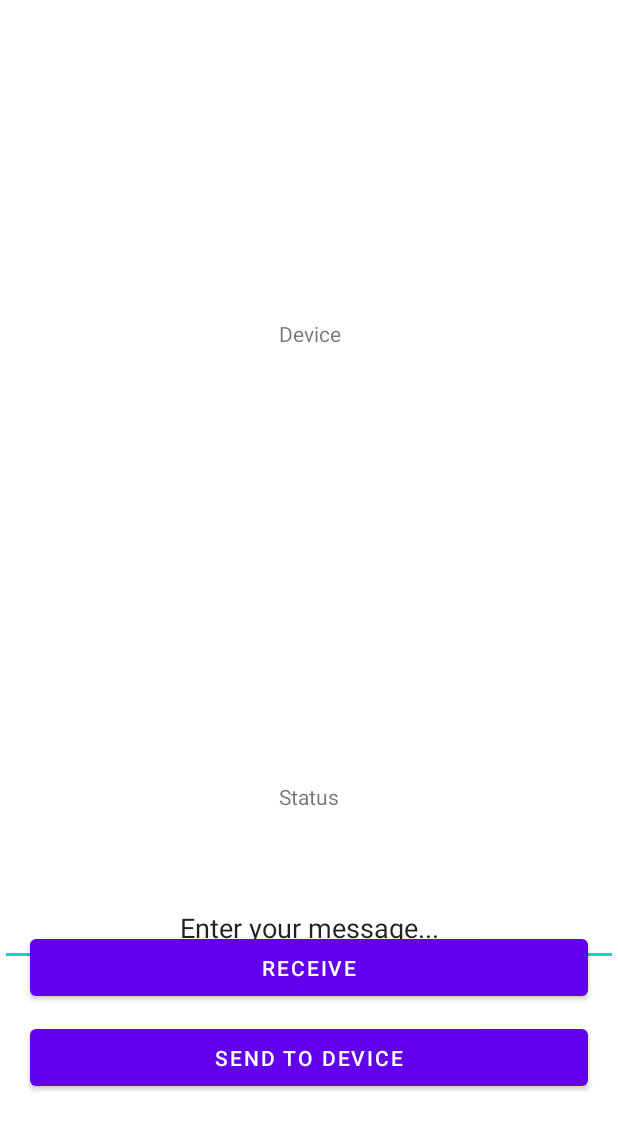
After one commit to alanta335/v2v_Arduino_Kotlin_Communication, an Android app: the layout btcom_layout.xml on its own in the app's theme, with its tools: preview values and no code run, on a phone screen of 412 x 824 dp. The commit adds this screen. Shown: the top 1130 px of the screen. Run offline under Robolectric (Android 15) with nearby library versions, the phone set to English and light mode, and no system bars.

Commit message:
Initial bluetooth connection

```diff
--- a/app/build.gradle
+++ b/app/build.gradle
@@ -7,8 +7,10 @@ plugins {
 }
 
 android {
+
     namespace 'com.example.gmap'
     compileSdk 32
+
 
     defaultConfig {
         applicationId "com.example.gmap"
@@ -34,12 +36,12 @@ android {
         jvmTarget = '1.8'
     }
     buildFeatures {
-        viewBinding true
+        viewBinding=true
     }
 }
 
 dependencies {
-
+    //implementation "org.jetbrains.anko:anko-common:0.8.3"
     implementation 'androidx.core:core-ktx:1.7.0'
     implementation 'androidx.appcompat:appcompat:1.5.1'
     implementation 'com.google.android.material:material:1.7.0'
--- a/app/src/main/java/com/example/gmap/MainActivity.kt
+++ b/app/src/main/java/com/example/gmap/MainActivity.kt
@@ -47,6 +47,10 @@ class MainActivity : AppCompatActivity() {
         val mGoogleSignInClient = GoogleSignIn.getClient(this, gso);
         val account = GoogleSignIn.getLastSignedInAccount(this)
         val signinButton = findViewById<Button>(R.id.google_sign_in)
+        val btButton = findViewById<Button>(R.id.main_bluetooth_dev).setOnClickListener(){
+            val intent = Intent(this,btActivity::class.java)
+            startActivity(intent)
+        }
         signin(signinButton,mGoogleSignInClient)
         val gObserver = Observer<GoogleSignInAccount> { account ->
             // Update the UI, in this case, a TextView.
@@ -64,6 +68,7 @@ class MainActivity : AppCompatActivity() {
 
 
     }
+
     fun signin(signinButton : Button,client:GoogleSignInClient){
         signinButton.text = "Signin"
         signinButton.setOnClickListener {
--- /dev/null
+++ b/app/src/main/res/layout/btcom_layout.xml
@@ -0,0 +1,106 @@
+<?xml version="1.0" encoding="utf-8"?>
+<androidx.constraintlayout.widget.ConstraintLayout xmlns:android="http://schemas.android.com/apk/res/android"
+    xmlns:app="http://schemas.android.com/apk/res-auto"
+    xmlns:tools="http://schemas.android.com/tools"
+    android:layout_width="match_parent"
+    android:layout_height="match_parent">
+
+
+    <TextView
+        android:id="@+id/bt_name_text_view"
+        android:layout_width="match_parent"
+        android:layout_height="50dp"
+        android:layout_marginTop="197dp"
+        android:gravity="center"
+        android:text="Device"
+        app:layout_constraintTop_toTopOf="parent"
+        tools:layout_editor_absoluteX="0dp" />
+
+    <TextView
+        android:id="@+id/txtStatus"
+        android:layout_width="match_parent"
+        android:layout_height="50dp"
+        android:layout_marginBottom="268dp"
+        android:gravity="center"
+        android:text="Status"
+        app:layout_constraintBottom_toBottomOf="parent"
+        app:layout_constraintEnd_toEndOf="parent"
+        app:layout_constraintHorizontal_bias="0.0"
+        app:layout_constraintStart_toStartOf="parent" />
+
+    <TextView
+        android:id="@+id/txtReceivedMessage"
+        android:layout_width="match_parent"
+        android:layout_height="50dp"
+        android:layout_marginBottom="364dp"
+        android:gravity="center"
+        android:text=""
+        app:layout_constraintBottom_toBottomOf="@id/btSend_btn"
+        app:layout_constraintEnd_toEndOf="parent"
+        app:layout_constraintHorizontal_bias="1.0"
+        app:layout_constraintStart_toStartOf="parent" />
+
+    <EditText
+        android:id="@+id/bt_input_text"
+        android:layout_width="match_parent"
+        android:layout_height="50dp"
+        android:layout_marginBottom="180dp"
+        android:text="Enter your message..."
+        android:textAlignment="center"
+        android:textIsSelectable="true"
+        app:layout_constraintBottom_toBottomOf="parent"
+        tools:layout_editor_absoluteX="-16dp" />
+
+    <Button
+
+        android:id="@+id/btSend_btn"
+        android:layout_width="match_parent"
+        android:layout_height="50dp"
+        android:layout_marginLeft="20dp"
+        android:layout_marginTop="680dp"
+        android:layout_marginRight="20dp"
+        android:text="@string/btConnect"
+        app:layout_constraintEnd_toEndOf="parent"
+
+        app:layout_constraintHorizontal_bias="1.0"
+        app:layout_constraintStart_toStartOf="parent"
+        app:layout_constraintTop_toTopOf="parent" />
+
+    <Button
+
+        android:id="@+id/btRecieve"
+        android:layout_width="match_parent"
+        android:layout_height="50dp"
+        android:layout_marginLeft="20dp"
+        android:layout_marginTop="620dp"
+        android:layout_marginRight="20dp"
+        android:text="@string/btRecieve"
+        app:layout_constraintEnd_toEndOf="parent"
+
+        app:layout_constraintStart_toStartOf="parent"
+        app:layout_constraintTop_toTopOf="parent" />
+
+    <androidx.constraintlayout.widget.Guideline
+        android:id="@+id/guideline2"
+        android:layout_width="wrap_content"
+        android:layout_height="wrap_content"
+        android:orientation="vertical"
+        app:layout_constraintGuide_begin="20dp" />
+
+    <!--    <Button-->
+
+    <!--        android:id="@+id/btDisconnect"-->
+    <!--        android:layout_width="match_parent"-->
+    <!--        android:layout_height="50dp"-->
+    <!--        android:layout_marginLeft="20dp"-->
+    <!--        android:layout_marginRight="20dp"-->
+
+    <!--        android:text="@string/btDisconnect"-->
+    <!--        app:layout_constraintBottom_toBottomOf="parent"-->
+    <!--        app:layout_constraintEnd_toEndOf="parent"-->
+    <!--        app:layout_constraintHorizontal_bias="0.6"-->
+    <!--        app:layout_constraintStart_toStartOf="parent"-->
+    <!--        app:layout_constraintTop_toTopOf="parent"-->
+    <!--        app:layout_constraintVertical_bias="0.558" />-->
+
+</androidx.constraintlayout.widget.ConstraintLayout>
--- a/app/src/main/res/values/strings.xml
+++ b/app/src/main/res/values/strings.xml
@@ -1,4 +1,9 @@
 <resources>
     <string name="app_name">gmap</string>
     <string name="title_activity_maps">MapsActivity</string>
+    <string name="title_activity_bt">btActivity</string>
+    <string name="title_bt_refresh">Refresh</string>
+    <string name="btConnect">Send to device</string>
+    <string name="btRecieve">Receive</string>
+    <string name="btDisconnect">Disconnect from device</string>
 </resources>
--- a/build.gradle
+++ b/build.gradle
@@ -2,6 +2,7 @@
 buildscript {
     ext.kotlin_version = '1.5.31'
 }
+
 plugins {
     id 'com.android.application' version '7.3.1' apply false
     id 'com.android.library' version '7.3.1' apply false
```
Also changed, not shown: app/src/main/AndroidManifest.xml (+15 -0 lines), app/src/main/java/com/example/gmap/btActivity.kt (added, +98 -0 lines), app/src/main/java/com/example/gmap/btComm.kt (added, +132 -0 lines), app/src/main/java/com/example/gmap/btService.kt (added, +125 -0 lines), app/src/main/java/com/example/gmap/const.kt (added, +11 -0 lines), app/src/main/res/layout/activity_main.xml (+11 -0 lines), app/src/main/res/layout/bt_activity_layout.xml (added, +20 -0 lines), 1 other file.
